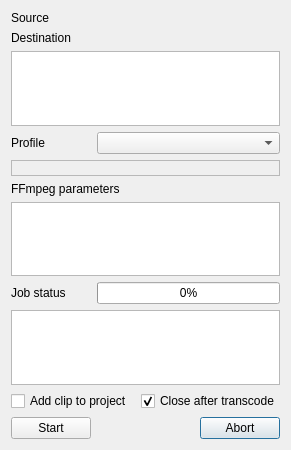
This is src/widgets/clipstabilize_ui.ui in KDE/kdenlive as Qt 5 draws it before an edit. The edited form follows.
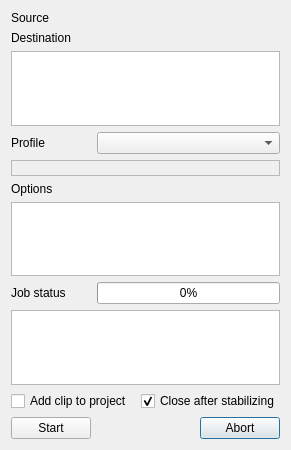
This is the edited form. Custom widgets are drawn as their Qt base class.

Commit message: stabilize with default params first

Diff of the .ui file:
```diff
--- a/src/widgets/clipstabilize_ui.ui
+++ b/src/widgets/clipstabilize_ui.ui
@@ -37,7 +37,7 @@
    <item row="5" column="0" colspan="3">
     <widget class="QLabel" name="label_3">
      <property name="text">
-      <string>FFmpeg parameters</string>
+      <string>Options</string>
      </property>
     </widget>
    </item>
@@ -98,7 +98,7 @@
    <item row="9" column="2">
     <widget class="QCheckBox" name="auto_close">
      <property name="text">
-      <string>Close after transcode</string>
+      <string>Close after stabilizing</string>
      </property>
      <property name="checked">
       <bool>true</bool>
```
Left out of the diff: 4 changed lines with no effect on the pictures. The commit also changes 2 other files.
